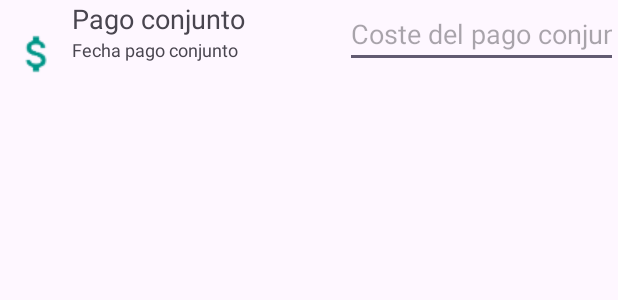
After one commit to Pablo-ArgF/MoneyGuardian, an Android app: the layout linea_recycler_view_pago_conjunto.xml on its own in the app's theme, with its tools: preview values and no code run, on a phone screen of 412 x 824 dp. The commit adds this screen. Shown: the top 300 px of the screen. Run offline under Robolectric (Android 15) with nearby library versions, the phone set to English and light mode, and no system bars.

Commit message:
Creado el layout para los pagos conjuntos y la linea donde se muestra su info.

```diff
--- a/app/src/main/AndroidManifest.xml
+++ b/app/src/main/AndroidManifest.xml
@@ -13,6 +13,9 @@
         android:theme="@style/Theme.MoneyGuardian"
         tools:targetApi="31">
         <activity
+            android:name=".PagosConjuntosRecycler"
+            android:exported="false" />
+        <activity
             android:name=".MainActivity"
             android:exported="true">
             <intent-filter>
--- /dev/null
+++ b/app/src/main/res/layout/linea_recycler_view_pago_conjunto.xml
@@ -0,0 +1,57 @@
+<?xml version="1.0" encoding="utf-8"?>
+<LinearLayout xmlns:android="http://schemas.android.com/apk/res/android"
+    xmlns:app="http://schemas.android.com/apk/res-auto"
+    xmlns:tools="http://schemas.android.com/tools"
+    android:layout_width="match_parent"
+    android:layout_height="wrap_content"
+    android:background="?attr/selectableItemBackground"
+    android:gravity="center_vertical"
+    android:orientation="horizontal">
+
+    <ImageView
+        android:id="@+id/imagen"
+        android:layout_width="48dp"
+        android:layout_height="72dp"
+        android:contentDescription="@string/app_name"
+        app:srcCompat="@drawable/ic_money"
+        tools:visibility="visible" />
+
+    <LinearLayout
+        android:layout_width="match_parent"
+        android:layout_height="match_parent"
+        android:orientation="horizontal">
+
+        <LinearLayout
+            android:layout_width="0dp"
+            android:layout_height="wrap_content"
+            android:layout_weight="1"
+            android:orientation="vertical">
+
+            <TextView
+                android:id="@+id/TextNombrePagoConjuntoLinea"
+                android:layout_width="match_parent"
+                android:layout_height="wrap_content"
+                android:text="@string/nombrePagoConjunto"
+                android:textAppearance="@style/TextAppearance.AppCompat.Medium" />
+
+            <TextView
+                android:id="@+id/TextFechaPagoConjuntoLinea"
+                android:layout_width="match_parent"
+                android:layout_height="wrap_content"
+                android:text="@string/FechaPagoConjunto"
+                android:textAppearance="@style/TextAppearance.AppCompat.Caption" />
+
+        </LinearLayout>
+
+        <EditText
+            android:id="@+id/editTextPagoConjuntoCoste"
+            android:layout_width="0dp"
+            android:layout_height="wrap_content"
+            android:layout_weight="1"
+            android:ems="10"
+            android:hint="@string/PagoConjuntoCosteHint"
+            android:inputType="numberDecimal" />
+
+    </LinearLayout>
+
+</LinearLayout>
--- a/app/src/main/res/values/strings.xml
+++ b/app/src/main/res/values/strings.xml
@@ -1,3 +1,8 @@
 <resources>
     <string name="app_name">MoneyGuardian</string>
+    <string name="nombrePagoConjunto">Pago conjunto</string>
+    <string name="FechaPago">Fecha del pago</string>
+    <string name="PagoConjuntoCosteHint">Coste del pago conjunto</string>
+    <string name="FechaPagoConjunto">Fecha pago conjunto</string>
+    <string name="AñadirPagoConjunto">Añadir nuevo pago conjunto</string>
 </resources>
```
Also changed, not shown: app/src/main/java/com/moneyguardian/PagosConjuntosRecycler.java (added, +32 -0 lines), app/src/main/res/layout/activity_pagos_conjuntos_recycler.xml (added, +44 -0 lines), app/src/main/res/drawable-hdpi/ic_money.png (added), app/src/main/res/drawable-mdpi/ic_money.png (added), app/src/main/res/drawable-xhdpi/ic_money.png (added), app/src/main/res/drawable-xxhdpi/ic_money.png (added), app/src/main/res/drawable-xxxhdpi/ic_money.png (added).
